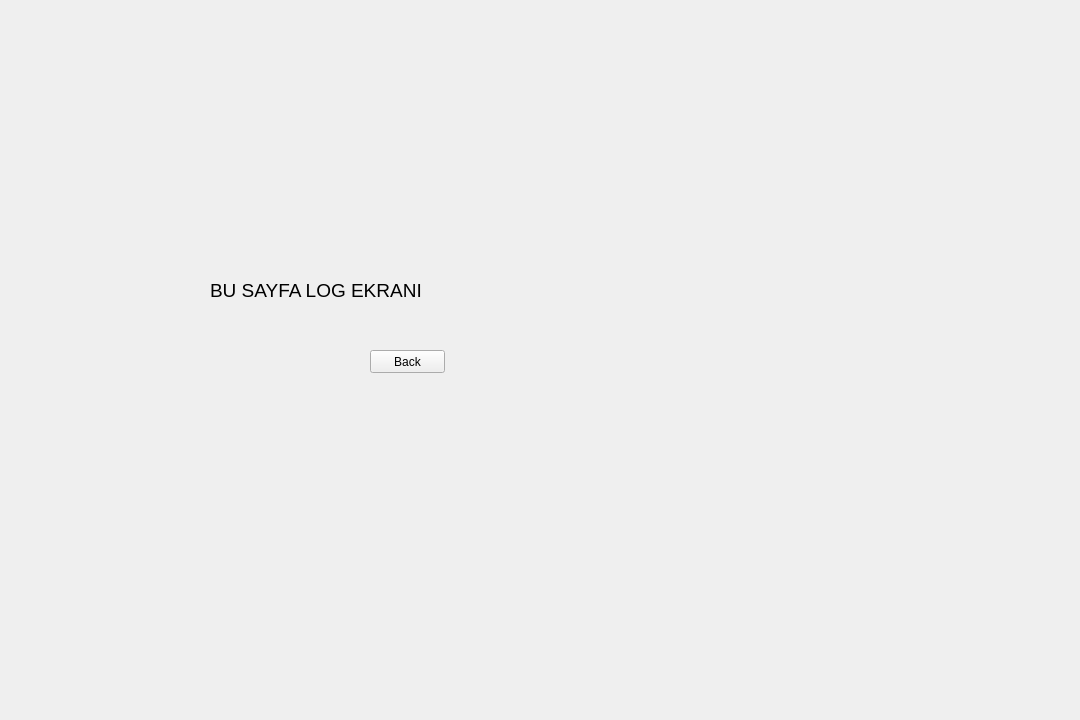
Before: the Qt Designer form ui/main_screen/main_screen.ui in cihansenyuz/system_controller, drawn with Qt 5.
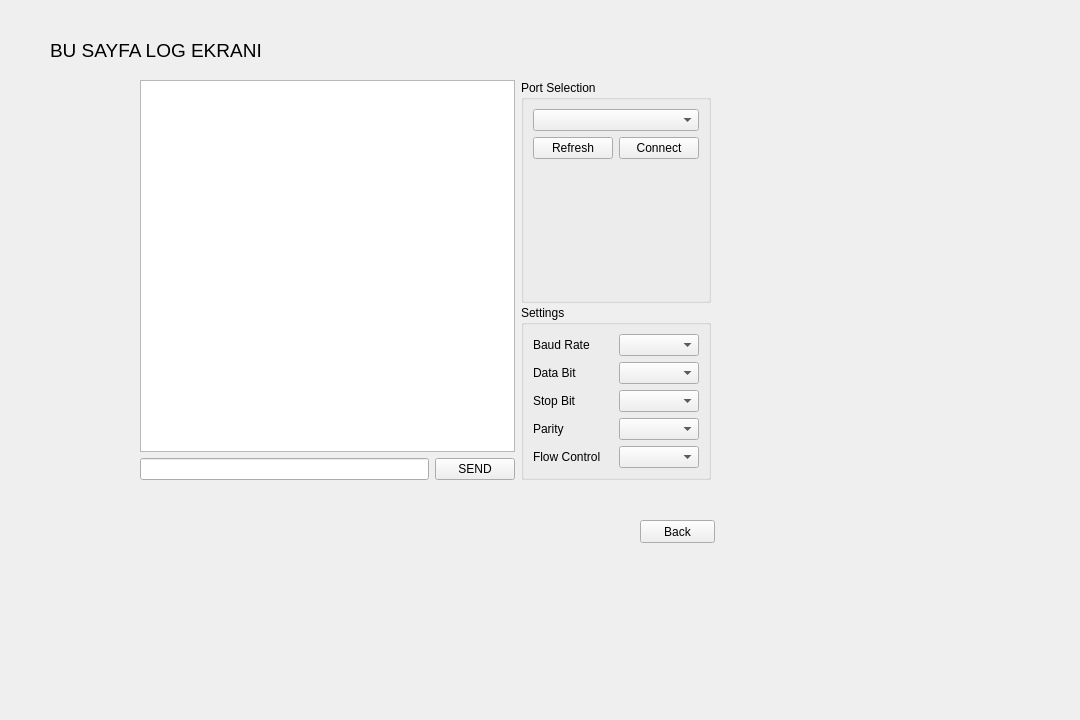
After: the same form once the commit is applied. The open tabs and pages were chosen to show the change.

Commit message: serial port UI is added, serial port parameter comboboxes are now functional

What changed in the file:
```diff
--- a/ui/main_screen/main_screen.ui
+++ b/ui/main_screen/main_screen.ui
@@ -34,8 +34,8 @@
   <widget class="QStackedWidget" name="stackedWidget">
    <property name="geometry">
     <rect>
-     <x>0</x>
-     <y>-50</y>
+     <x>20</x>
+     <y>20</y>
      <width>871</width>
      <height>691</height>
     </rect>
@@ -192,8 +192,8 @@
     <widget class="QLabel" name="label">
      <property name="geometry">
       <rect>
-       <x>210</x>
-       <y>310</y>
+       <x>30</x>
+       <y>0</y>
        <width>261</width>
        <height>61</height>
       </rect>
@@ -210,8 +210,8 @@
     <widget class="QPushButton" name="logScreenBackButton">
      <property name="geometry">
       <rect>
-       <x>370</x>
-       <y>400</y>
+       <x>620</x>
+       <y>500</y>
        <width>75</width>
        <height>23</height>
       </rect>
@@ -220,6 +220,192 @@
       <string>Back</string>
      </property>
     </widget>
+    <widget class="QWidget" name="">
+     <property name="geometry">
+      <rect>
+       <x>120</x>
+       <y>60</y>
+       <width>571</width>
+       <height>400</height>
+      </rect>
+     </property>
+     <layout class="QHBoxLayout" name="horizontalLayout_17">
+      <item>
+       <layout class="QVBoxLayout" name="verticalLayout_6">
+        <item>
+         <widget class="QPlainTextEdit" name="chat_box"/>
+        </item>
+        <item>
+         <layout class="QHBoxLayout" name="horizontalLayout_3">
+          <item>
+           <widget class="QLineEdit" name="message_line"/>
+          </item>
+          <item>
+           <widget class="QPushButton" name="send_button">
+            <property name="text">
+             <string>SEND</string>
+            </property>
+           </widget>
+          </item>
+         </layout>
+        </item>
+       </layout>
+      </item>
+      <item>
+       <layout class="QVBoxLayout" name="verticalLayout_3">
+        <item alignment="Qt::AlignTop">
+         <widget class="QGroupBox" name="groupBox">
+          <property name="minimumSize">
+           <size>
+            <width>158</width>
+            <height>223</height>
+           </size>
+          </property>
+          <property name="title">
+           <string>Port Selection</string>
+          </property>
+          <property name="checkable">
+           <bool>false</bool>
+          </property>
+          <layout class="QVBoxLayout" name="verticalLayout_4">
+           <item>
+            <widget class="QComboBox" name="comPortBox"/>
+           </item>
+           <item>
+            <layout class="QHBoxLayout" name="horizontalLayout_2">
+             <item>
+              <widget class="QPushButton" name="comPortButton">
+               <property name="text">
+                <string>Refresh</string>
+               </property>
+              </widget>
+             </item>
+             <item>
+              <widget class="QPushButton" name="connectButton">
+               <property name="text">
+                <string>Connect</string>
+               </property>
+              </widget>
+             </item>
+            </layout>
+           </item>
+           <item>
+            <spacer name="verticalSpacer">
+             <property name="orientation">
+              <enum>Qt::Vertical</enum>
+             </property>
+             <property name="sizeHint" stdset="0">
+              <size>
+               <width>20</width>
+               <height>40</height>
+              </size>
+             </property>
+            </spacer>
+           </item>
+          </layout>
+         </widget>
+        </item>
+        <item>
+         <widget class="QGroupBox" name="groupBox_2">
+          <property name="title">
+           <string>Settings</string>
+          </property>
+          <layout class="QVBoxLayout" name="verticalLayout_5">
+           <item>
+            <layout class="QHBoxLayout" name="horizontalLayout_4">
+             <item>
+              <widget class="QLabel" name="label_2">
+               <property name="text">
+                <string>Baud Rate</string>
+               </property>
+              </widget>
+             </item>
+             <item>
+              <widget class="QComboBox" name="baudRateBox"/>
+             </item>
+            </layout>
+           </item>
+           <item>
+            <layout class="QHBoxLayout" name="horizontalLayout_8">
+             <item>
+              <widget class="QLabel" name="label_5">
+               <property name="text">
+                <string>Data Bit</string>
+               </property>
+              </widget>
+             </item>
+             <item>
+              <widget class="QComboBox" name="dataBitBox"/>
+             </item>
+            </layout>
+           </item>
+           <item>
+            <layout class="QHBoxLayout" name="horizontalLayout_7">
+             <item>
+              <widget class="QLabel" name="label_4">
+               <property name="text">
+                <string>Stop Bit</string>
+               </property>
+              </widget>
+             </item>
+             <item>
+              <widget class="QComboBox" name="stopBitBox"/>
+             </item>
+            </layout>
+           </item>
+           <item>
+            <layout class="QHBoxLayout" name="horizontalLayout_6">
+             <item>
+              <widget class="QLabel" name="label_3">
+               <property name="sizePolicy">
+                <sizepolicy hsizetype="Preferred" vsizetype="Preferred">
+                 <horstretch>0</horstretch>
+                 <verstretch>0</verstretch>
+                </sizepolicy>
+               </property>
+               <property name="text">
+                <string>Parity</string>
+               </property>
+              </widget>
+             </item>
+             <item>
+              <widget class="QComboBox" name="parityBox"/>
+             </item>
+            </layout>
+           </item>
+           <item>
+            <layout class="QHBoxLayout" name="horizontalLayout_5">
+             <item>
+              <widget class="QLabel" name="label_6">
+               <property name="enabled">
+                <bool>true</bool>
+               </property>
+               <property name="sizePolicy">
+                <sizepolicy hsizetype="Preferred" vsizetype="Preferred">
+                 <horstretch>0</horstretch>
+                 <verstretch>0</verstretch>
+                </sizepolicy>
+               </property>
+               <property name="text">
+                <string>Flow Control</string>
+               </property>
+               <property name="scaledContents">
+                <bool>false</bool>
+               </property>
+              </widget>
+             </item>
+             <item>
+              <widget class="QComboBox" name="flowControlBox"/>
+             </item>
+            </layout>
+           </item>
+          </layout>
+         </widget>
+        </item>
+       </layout>
+      </item>
+     </layout>
+    </widget>
    </widget>
   </widget>
  </widget>
```
The commit also changes 4 other files.
